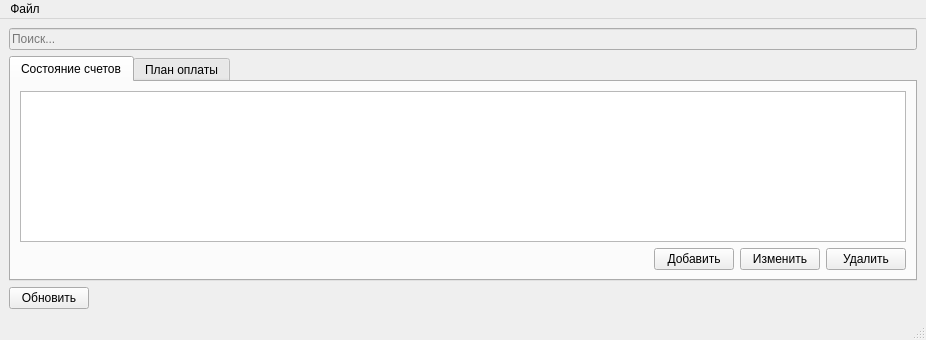
Before: the Qt Designer form mainwindow.ui in igrekus/billplan, drawn with Qt 5.
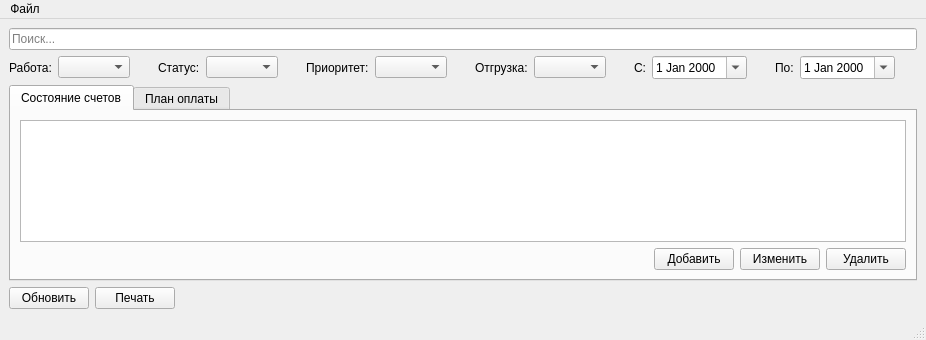
After: the same form once the commit is applied.

What changed in the file:
```diff
--- a/mainwindow.ui
+++ b/mainwindow.ui
@@ -11,20 +11,222 @@
    </rect>
   </property>
   <property name="windowTitle">
-   <string>MainWindow</string>
+   <string>Планировщик счетов</string>
   </property>
   <widget class="QWidget" name="centralwidget">
    <layout class="QVBoxLayout" name="verticalLayout_3">
     <item>
-     <widget class="QLineEdit" name="lineEdit">
-      <property name="enabled">
-       <bool>false</bool>
-      </property>
+     <widget class="QLineEdit" name="editSearch">
       <property name="placeholderText">
        <string>Поиск...</string>
       </property>
      </widget>
     </item>
+    <item>
+     <layout class="QHBoxLayout" name="horizontalLayout_4">
+      <item>
+       <widget class="QLabel" name="lblProjectFilter">
+        <property name="sizePolicy">
+         <sizepolicy hsizetype="Minimum" vsizetype="Preferred">
+          <horstretch>0</horstretch>
+          <verstretch>0</verstretch>
+         </sizepolicy>
+        </property>
+        <property name="text">
+         <string>Работа:</string>
+        </property>
+       </widget>
+      </item>
+      <item>
+       <widget class="QComboBox" name="comboProjectFilter">
+        <property name="sizePolicy">
+         <sizepolicy hsizetype="Minimum" vsizetype="Fixed">
+          <horstretch>0</horstretch>
+          <verstretch>0</verstretch>
+         </sizepolicy>
+        </property>
+        <property name="maximumSize">
+         <size>
+          <width>150</width>
+          <height>16777215</height>
+         </size>
+        </property>
+        <property name="insertPolicy">
+         <enum>QComboBox::NoInsert</enum>
+        </property>
+        <property name="sizeAdjustPolicy">
+         <enum>QComboBox::AdjustToContents</enum>
+        </property>
+       </widget>
+      </item>
+      <item>
+       <spacer name="horizontalSpacer_6">
+        <property name="orientation">
+         <enum>Qt::Horizontal</enum>
+        </property>
+        <property name="sizeHint" stdset="0">
+         <size>
+          <width>40</width>
+          <height>20</height>
+         </size>
+        </property>
+       </spacer>
+      </item>
+      <item>
+       <widget class="QLabel" name="lblStatusFilter">
+        <property name="sizePolicy">
+         <sizepolicy hsizetype="Minimum" vsizetype="Preferred">
+          <horstretch>0</horstretch>
+          <verstretch>0</verstretch>
+         </sizepolicy>
+        </property>
+        <property name="text">
+         <string>Статус:</string>
+        </property>
+       </widget>
+      </item>
+      <item>
+       <widget class="QComboBox" name="comboStatusFilter"/>
+      </item>
+      <item>
+       <spacer name="horizontalSpacer_7">
+        <property name="orientation">
+         <enum>Qt::Horizontal</enum>
+        </property>
+        <property name="sizeHint" stdset="0">
+         <size>
+          <width>40</width>
+          <height>20</height>
+         </size>
+        </property>
+       </spacer>
+      </item>
+      <item>
+       <widget class="QLabel" name="lblPriorityFilter">
+        <property name="sizePolicy">
+         <sizepolicy hsizetype="Minimum" vsizetype="Preferred">
+          <horstretch>0</horstretch>
+          <verstretch>0</verstretch>
+         </sizepolicy>
+        </property>
+        <property name="text">
+         <string>Приоритет:</string>
+        </property>
+       </widget>
+      </item>
+      <item>
+       <widget class="QComboBox" name="comboPriorityFilter"/>
+      </item>
+      <item>
+       <spacer name="horizontalSpacer_8">
+        <property name="orientation">
+         <enum>Qt::Horizontal</enum>
+        </property>
+        <property name="sizeHint" stdset="0">
+         <size>
+          <width>40</width>
+          <height>20</height>
+         </size>
+        </property>
+       </spacer>
+      </item>
+      <item>
+       <widget class="QLabel" name="lblShipmentFilter">
+        <property name="sizePolicy">
+         <sizepolicy hsizetype="Minimum" vsizetype="Preferred">
+          <horstretch>0</horstretch>
+          <verstretch>0</verstretch>
+         </sizepolicy>
+        </property>
+        <property name="text">
+         <string>Отгрузка:</string>
+        </property>
+       </widget>
+      </item>
+      <item>
+       <widget class="QComboBox" name="comboShipmentFilter"/>
+      </item>
+      <item>
+       <spacer name="horizontalSpacer_4">
+        <property name="orientation">
+         <enum>Qt::Horizontal</enum>
+        </property>
+        <property name="sizeHint" stdset="0">
+         <size>
+          <width>40</width>
+          <height>20</height>
+         </size>
+        </property>
+       </spacer>
+      </item>
+      <item>
+       <widget class="QLabel" name="lblFromFilter">
+        <property name="sizePolicy">
+         <sizepolicy hsizetype="Minimum" vsizetype="Preferred">
+          <horstretch>0</horstretch>
+          <verstretch>0</verstretch>
+         </sizepolicy>
+        </property>
+        <property name="text">
+         <string>С:</string>
+        </property>
+       </widget>
+      </item>
+      <item>
+       <widget class="QDateEdit" name="dateFromFilter">
+        <property name="calendarPopup">
+         <bool>true</bool>
+        </property>
+       </widget>
+      </item>
+      <item>
+       <spacer name="horizontalSpacer_5">
+        <property name="orientation">
+         <enum>Qt::Horizontal</enum>
+        </property>
+        <property name="sizeHint" stdset="0">
+         <size>
+          <width>40</width>
+          <height>20</height>
+         </size>
+        </property>
+       </spacer>
+      </item>
+      <item>
+       <widget class="QLabel" name="lblUntilFilter">
+        <property name="sizePolicy">
+         <sizepolicy hsizetype="Minimum" vsizetype="Preferred">
+          <horstretch>0</horstretch>
+          <verstretch>0</verstretch>
+         </sizepolicy>
+        </property>
+        <property name="text">
+         <string>По:</string>
+        </property>
+       </widget>
+      </item>
+      <item>
+       <widget class="QDateEdit" name="dateUntilFilter">
+        <property name="calendarPopup">
+         <bool>true</bool>
+        </property>
+       </widget>
+      </item>
+      <item>
+       <spacer name="horizontalSpacer_9">
+        <property name="orientation">
+         <enum>Qt::Horizontal</enum>
+        </property>
+        <property name="sizeHint" stdset="0">
+         <size>
+          <width>40</width>
+          <height>20</height>
+         </size>
+        </property>
+       </spacer>
+      </item>
+     </layout>
+    </item>
     <item>
      <widget class="QTabWidget" name="tabWidget">
       <property name="tabPosition">
@@ -132,6 +334,13 @@
         </property>
        </widget>
       </item>
+      <item>
+       <widget class="QPushButton" name="btnPrint">
+        <property name="text">
+         <string>Печать</string>
+        </property>
+       </widget>
+      </item>
       <item>
        <spacer name="horizontalSpacer">
         <property name="orientation">
```
